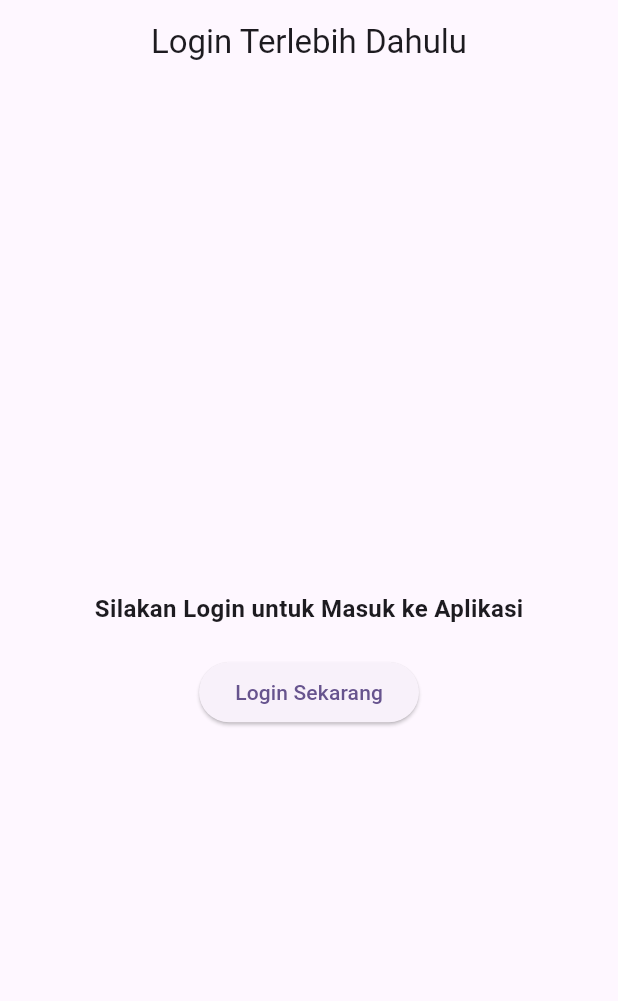
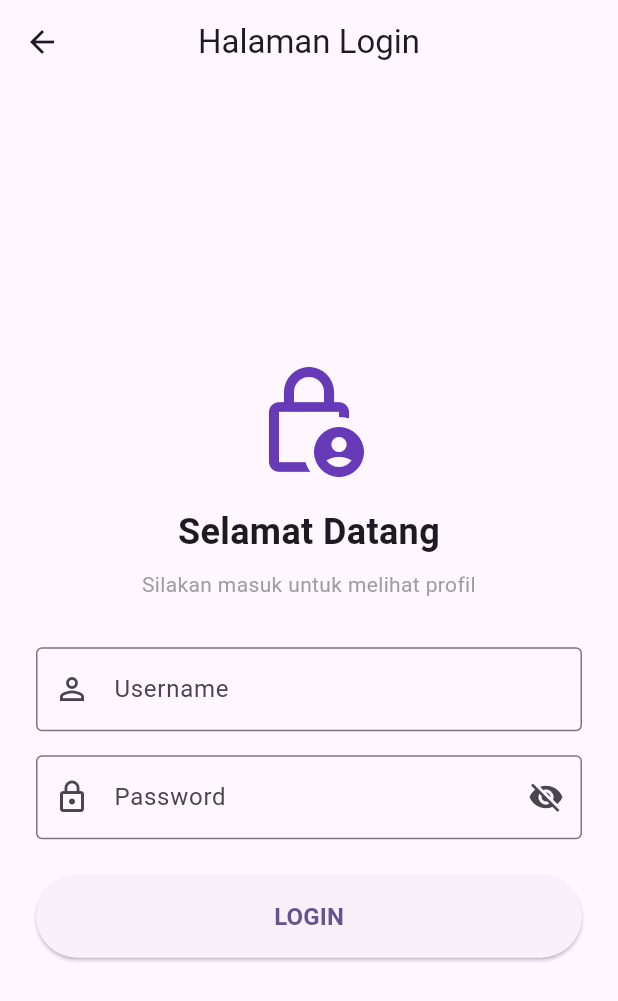
Before and after one commit to adulbeduldudul/PMI_1124160161, a Flutter app: the LoginPage screen opened directly, on a phone screen of 412 x 824 dp. Shown: the top 1001 px of the screen. Run offline on Flutter 3.47's test engine with Material 3 defaults, Android fonts, the phone set to English and light mode, and no system bars.

Commit message:
feat: membuat logika untuk login

```diff
--- a/lib/main.dart
+++ b/lib/main.dart
@@ -1,5 +1,5 @@
   import 'package:flutter/material.dart';
-import 'pages/profile.dart'; // Halaman profile Anda
+  import 'pages/profile.dart';
 
   void main() {
     runApp(const MyApp());
@@ -10,9 +10,6 @@ class MyApp extends StatelessWidget {
 
     @override
     Widget build(BuildContext context) {
-    // SIMULASI STATUS LOGIN (Nanti bisa diganti dengan SharedPreferences / Firebase / API)
-    bool isLogin = false; // Ubah ke true jika ingin langsung tes ke halaman profil
-
       return MaterialApp(
         debugShowCheckedModeBanner: false,
         title: 'Aplikasi Flutter Saya',
@@ -31,49 +28,7 @@ class MyApp extends StatelessWidget {
           ),
         ),
         themeMode: ThemeMode.system,
-
-      // LOGIKA PENGECEKAN LOGIN SEDERHANA
-      // Jika isLogin true -> Masuk ke ProfilePage (atau MainPage), jika false -> Masuk ke LoginPage
-      home: isLogin ? const ProfilePage() : const LoginPage(),
+        home: const ProfilePage(),
       );
     }
   }
-
-// ==========================================
-// CONTOH HALAMAN LOGIN SEMENTARA
-// ==========================================
-class LoginPage extends StatelessWidget {
-  const LoginPage({super.key});
-
-  @override
-  Widget build(BuildContext context) {
-    return Scaffold(
-      appBar: AppBar(title: const Text('Login Terlebih Dahulu'), centerTitle: true),
-      body: Center(
-        child: Padding(
-          padding: const EdgeInsets.all(16.0),
-          child: Column(
-            mainAxisAlignment: MainAxisAlignment.center,
-            children: [
-              const Text(
-                'Silakan Login untuk Masuk ke Aplikasi',
-                style: TextStyle(fontSize: 16, fontWeight: FontWeight.bold),
-              ),
-              const SizedBox(height: 20),
-              ElevatedButton(
-                onPressed: () {
-                  // Aksi ketika tombol login diklik
-                  // Di sini nanti Anda arahkan menggunakan Navigator.pushReplacement ke halaman utama/profil
-                  ScaffoldMessenger.of(context).showSnackBar(
-                    const SnackBar(content: Text('Tombol login diklik!')),
-                  );
-                },
-                child: const Text('Login Sekarang'),
-              ),
-            ],
-          ),
-        ),
-      ),
-    );
-  }
-}
--- a/lib/pages/login.dart
+++ b/lib/pages/login.dart
@@ -0,0 +1,143 @@
+import 'package:flutter/material.dart';
+import 'profile.dart';
+
+class LoginPage extends StatefulWidget {
+  const LoginPage({super.key});
+
+  @override
+  State<LoginPage> createState() => _LoginPageState();
+}
+
+class _LoginPageState extends State<LoginPage> {
+  // Controller untuk menangkap teks yang diketik user
+  final TextEditingController _usernameController = TextEditingController();
+  final TextEditingController _passwordController = TextEditingController();
+
+  // Variabel untuk menyembunyikan/menampilkan password
+  bool _isObscure = true;
+
+  void _handleLogin() {
+    String username = _usernameController.text.trim();
+    String password = _passwordController.text.trim();
+
+    // 1. Validasi form kosong
+    if (username.isEmpty || password.isEmpty) {
+      ScaffoldMessenger.of(context).showSnackBar(
+        const SnackBar(
+          content: Text('Username dan Password tidak boleh kosong!'),
+          backgroundColor: Colors.red,
+        ),
+      );
+      return;
+    }
+
+    if (username == 'sayyid' && password == '12345') {
+      Navigator.pushReplacement(
+        context,
+        MaterialPageRoute(builder: (context) => const ProfilePage()),
+      );
+    } else {
+      ScaffoldMessenger.of(context).showSnackBar(
+        const SnackBar(
+          content: Text('Username atau Password salah!'),
+          backgroundColor: Colors.red,
+        ),
+      );
+    }
+  }
+
+  @override
+  void dispose() {
+    _usernameController.dispose();
+    _passwordController.dispose();
+    super.dispose();
+  }
+
+  @override
+  Widget build(BuildContext context) {
+    return Scaffold(
+      appBar: AppBar(
+        title: const Text('Halaman Login'),
+        centerTitle: true,
+      ),
+      body: SafeArea(
+        child: Center(
+          child: SingleChildScrollView(
+            padding: const EdgeInsets.all(24.0),
+            child: Column(
+              mainAxisAlignment: MainAxisAlignment.center,
+              crossAxisAlignment: CrossAxisAlignment.stretch,
+              children: [
+                const Icon(
+                  Icons.lock_person_outlined,
+                  size: 80,
+                  color: Colors.deepPurple,
+                ),
+                const SizedBox(height: 16),
+                const Text(
+                  'Selamat Datang',
+                  textAlign: TextAlign.center,
+                  style: TextStyle(fontSize: 24, fontWeight: FontWeight.bold),
+                ),
+                const SizedBox(height: 8),
+                const Text(
+                  'Silakan masuk untuk melihat profil',
+                  textAlign: TextAlign.center,
+                  style: TextStyle(color: Colors.grey),
+                ),
+                const SizedBox(height: 32),
+
+                // Input Username
+                TextField(
+                  controller: _usernameController,
+                  decoration: const InputDecoration(
+                    labelText: 'Username',
+                    hintText: 'Masukkan username (sayyid)',
+                    prefixIcon: Icon(Icons.person_outline),
+                    border: OutlineInputBorder(),
+                  ),
+                ),
+                const SizedBox(height: 16),
+
+                // Input Password
+                TextField(
+                  controller: _passwordController,
+                  obscureText: _isObscure,
+                  decoration: InputDecoration(
+                    labelText: 'Password',
+                    hintText: 'Masukkan password (12345)',
+                    prefixIcon: const Icon(Icons.lock_outline),
+                    border: const OutlineInputBorder(),
+                    suffixIcon: IconButton(
+                      icon: Icon(
+                        _isObscure ? Icons.visibility_off : Icons.visibility,
+                      ),
+                      onPressed: () {
+                        setState(() {
+                          _isObscure = !_isObscure;
+                        });
+                      },
+                    ),
+                  ),
+                ),
+                const SizedBox(height: 24),
+
+                // Tombol Login
+                ElevatedButton(
+                  onPressed: _handleLogin,
+                  style: ElevatedButton.styleFrom(
+                    padding: const EdgeInsets.symmetric(vertical: 16),
+                  ),
+                  child: const Text(
+                    'LOGIN',
+                    style: TextStyle(fontSize: 16, fontWeight: FontWeight.bold),
+                  ),
+                ),
+              ],
+            ),
+          ),
+        ),
+      ),
+    );
+  }
+}
```
Lines whose indentation alone changed are shown as unchanged.
